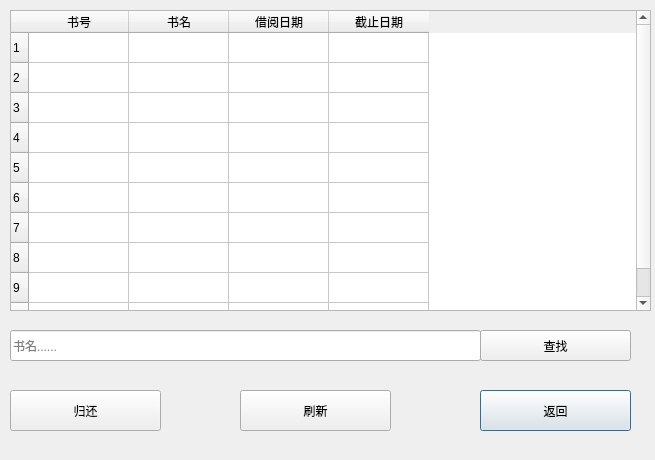
Above: returnbook.ui from banlanzs/317LibrarySystem before the change. Below: the same form after it.
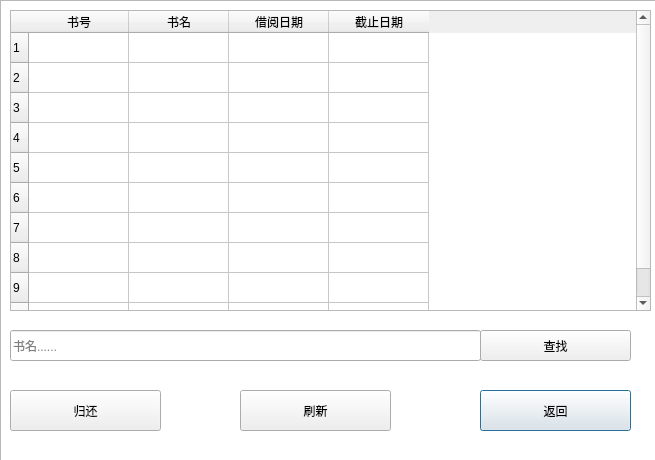
That is the form after the change. Icons and pictures are not drawn.

```diff
--- a/returnbook.ui
+++ b/returnbook.ui
@@ -158,6 +158,32 @@
     <string>书名......</string>
    </property>
   </widget>
+  <widget class="QGraphicsView" name="graphicsView">
+   <property name="geometry">
+    <rect>
+     <x>0</x>
+     <y>0</y>
+     <width>661</width>
+     <height>461</height>
+    </rect>
+   </property>
+   <property name="minimumSize">
+    <size>
+     <width>661</width>
+     <height>461</height>
+    </size>
+   </property>
+   <property name="styleSheet">
+    <string notr="true">background-image: url(:/new/prefix1/background.png);</string>
+   </property>
+  </widget>
+  <zorder>graphicsView</zorder>
+  <zorder>backButton_2</zorder>
+  <zorder>searchButton</zorder>
+  <zorder>tableWidget</zorder>
+  <zorder>returnButton</zorder>
+  <zorder>refreshButton</zorder>
+  <zorder>bookname</zorder>
  </widget>
  <resources/>
  <connections/>
```
